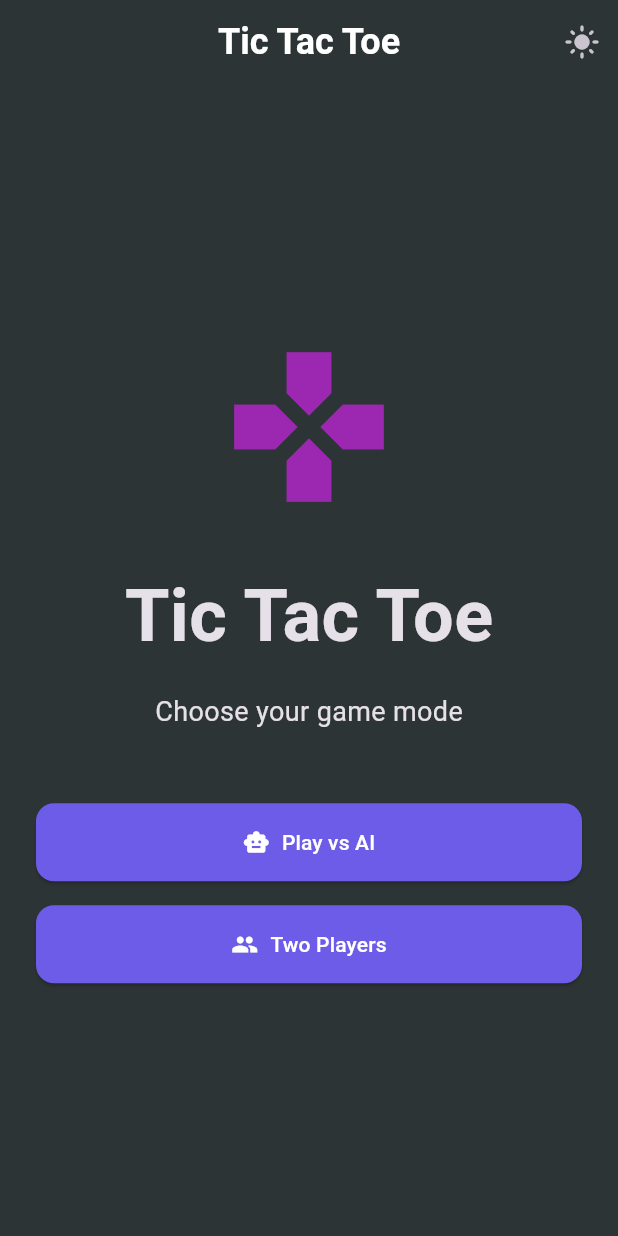
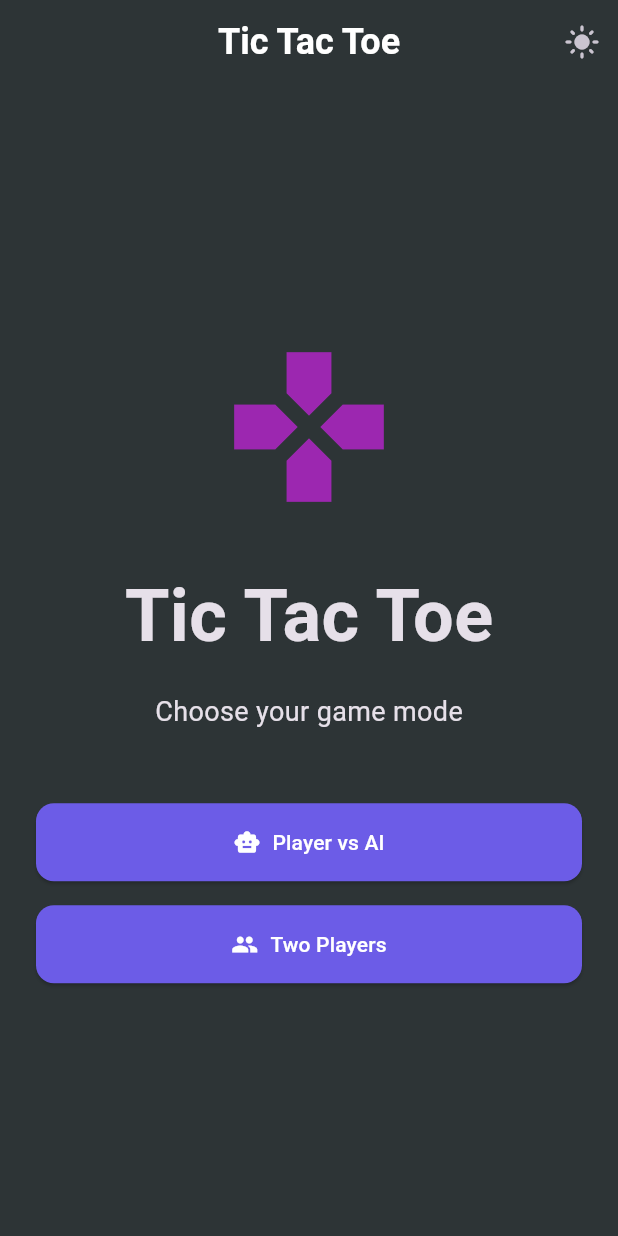
Before and after one commit to devameerhamxa/tic_tac_toa-with-AI_agent, a Flutter app: the screen it shows after launch, on a phone screen of 412 x 824 dp. Run offline on Flutter 3.47's test engine with Material 3 defaults, Android fonts, the light colour scheme and no system bars; our stand-ins replace get.

Commit message:
fixed gradle issues & Update version

```diff
--- a/lib/views/home_screen.dart
+++ b/lib/views/home_screen.dart
@@ -56,7 +56,7 @@ class HomeScreen extends StatelessWidget {
                 child: ElevatedButton.icon(
                   onPressed: () => _startGame(GameMode.singlePlayer),
                   icon: const Icon(Icons.smart_toy),
-                  label: const Text('Play vs AI'),
+                  label: const Text('Player vs AI'),
                 ),
               ),
               const SizedBox(height: 16),
--- a/pubspec.yaml
+++ b/pubspec.yaml
@@ -61,8 +61,8 @@ flutter:
   uses-material-design: true
 
   # To add assets to your application, add an assets section, like this:
-  # assets:
-  #   - images/a_dot_burr.jpeg
+  assets:
+    - assets/images/
   #   - images/a_dot_ham.jpeg
 
   # An image asset can refer to one or more resolution-specific "variants", see
```
Also changed, not shown: 125 other files.
